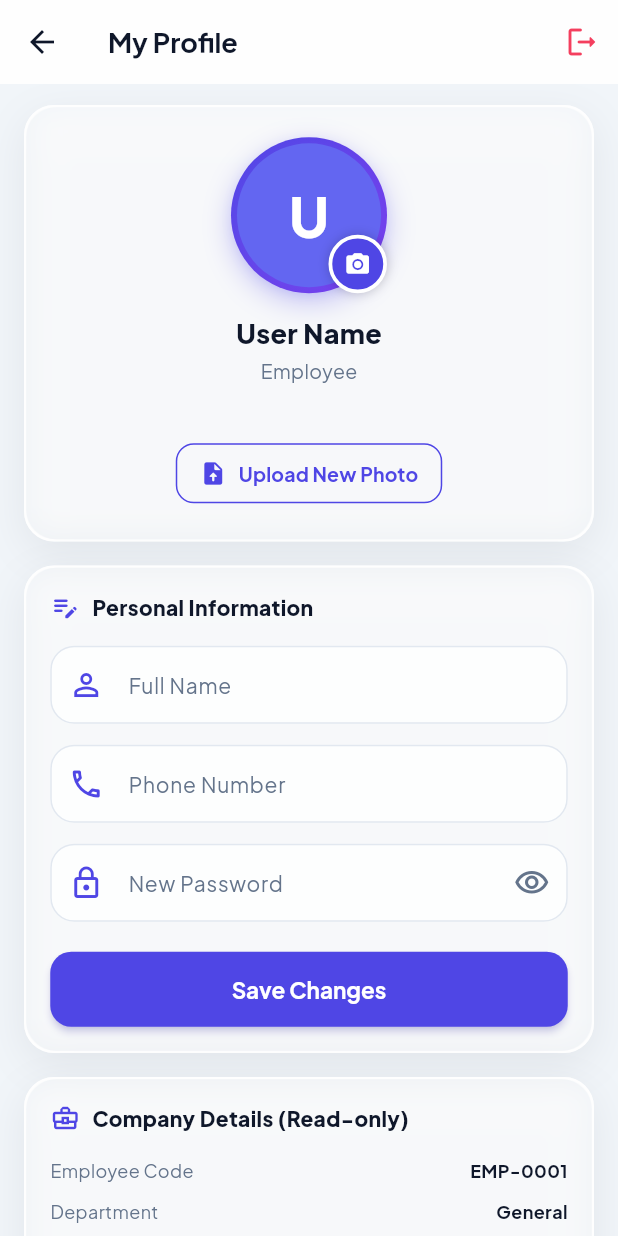
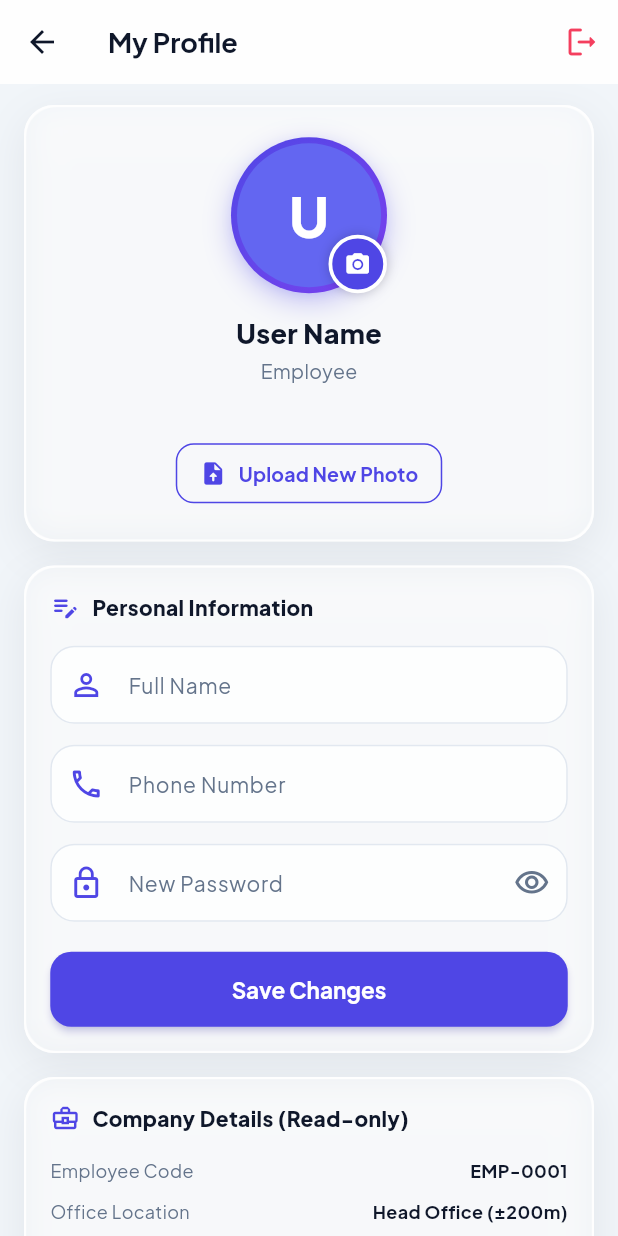
Before and after one commit to Mahmudul-Islam-Ovi/attendance-hub, a Flutter app: the ProfileScreen screen opened directly, on a phone screen of 412 x 824 dp. Run offline on Flutter 3.47's test engine with Material 3 defaults, Android fonts, the phone set to English and light mode, and no system bars; our stand-ins replace geolocator, google_fonts, image_picker, qr_flutter, shared_preferences; missing offline and left inert: mobile_scanner; accounts and stored records are empty.

Commit message:
fix: sync Head Office location across mobile app and web, add cors options

```diff
--- a/flutter/lib/models/user_model.dart
+++ b/flutter/lib/models/user_model.dart
@@ -15,6 +15,11 @@ class UserModel {
   final String shiftStart;
   final String shiftEnd;
   final double basicSalary;
+  final String? officeLocationName;
+  final String? officeLocationAddress;
+  final double? officeLocationLat;
+  final double? officeLocationLng;
+  final int? officeLocationRadius;
 
   UserModel({
     required this.id,
@@ -33,6 +38,11 @@ class UserModel {
     this.shiftStart = '09:00',
     this.shiftEnd = '18:00',
     this.basicSalary = 0,
+    this.officeLocationName,
+    this.officeLocationAddress,
+    this.officeLocationLat,
+    this.officeLocationLng,
+    this.officeLocationRadius,
   });
 
   bool get isAdmin => [
@@ -64,6 +74,33 @@ class UserModel {
       deptCol = json['departmentColor'];
     }
 
+    String? offName;
+    String? offAddr;
+    double? offLat;
+    double? offLng;
+    int? offRad;
+
+    if (json['officeLocation'] is Map) {
+      offName = json['officeLocation']['name'];
+      offAddr = json['officeLocation']['address'];
+      offLat = (json['officeLocation']['latitude'] as num?)?.toDouble();
+      offLng = (json['officeLocation']['longitude'] as num?)?.toDouble();
+      offRad = (json['officeLocation']['radiusMeters'] as num?)?.toInt();
+    } else if (json['officeLocationName'] != null) {
+      offName = json['officeLocationName'];
+      offAddr = json['officeLocationAddress'];
+      offLat = (json['officeLocationLat'] as num?)?.toDouble();
+      offLng = (json['officeLocationLng'] as num?)?.toDouble();
+      offRad = (json['officeLocationRadius'] as num?)?.toInt();
+    }
+
+    // Default fallback to Head Office
+    offName ??= 'Head Office';
+    offAddr ??= 'Main building, Dhaka';
+    offLat ??= 23.7330;
+    offLng ??= 90.4172;
+    offRad ??= 200;
+
     return UserModel(
       id: json['id'] ?? '',
       employeeCode: json['employeeCode'] ?? '',
@@ -81,6 +118,11 @@ class UserModel {
       shiftStart: json['shiftStart'] ?? '09:00',
       shiftEnd: json['shiftEnd'] ?? '18:00',
       basicSalary: (json['basicSalary'] as num?)?.toDouble() ?? 0.0,
+      officeLocationName: offName,
+      officeLocationAddress: offAddr,
+      officeLocationLat: offLat,
+      officeLocationLng: offLng,
+      officeLocationRadius: offRad,
     );
   }
 
@@ -102,6 +144,11 @@ class UserModel {
       'shiftStart': shiftStart,
       'shiftEnd': shiftEnd,
       'basicSalary': basicSalary,
+      'officeLocationName': officeLocationName,
+      'officeLocationAddress': officeLocationAddress,
+      'officeLocationLat': officeLocationLat,
+      'officeLocationLng': officeLocationLng,
+      'officeLocationRadius': officeLocationRadius,
     };
   }
 }
--- a/flutter/lib/screens/attendance_punch_screen.dart
+++ b/flutter/lib/screens/attendance_punch_screen.dart
@@ -796,9 +796,9 @@ class _AttendancePunchScreenState extends State<AttendancePunchScreen> with Sing
             ),
           ),
           const SizedBox(height: 14),
-          const Text(
-            'GPS punch validates presence within 200m of Main Office HQ.',
-            style: TextStyle(fontSize: 11, color: AppColors.textMuted),
+          Text(
+            'GPS punch validates presence within ${user?.officeLocationRadius ?? 200}m of ${user?.officeLocationName ?? "Head Office"}.',
+            style: const TextStyle(fontSize: 12, color: AppColors.textMuted, fontWeight: FontWeight.w600),
             textAlign: TextAlign.center,
           ),
           const SizedBox(height: 20),
--- a/flutter/lib/screens/profile_screen.dart
+++ b/flutter/lib/screens/profile_screen.dart
@@ -477,6 +477,7 @@ class _ProfileScreenState extends State<ProfileScreen> {
                   ),
                   const SizedBox(height: 12),
                   _buildInfoRow('Employee Code', user?.employeeCode ?? 'EMP-0001'),
+                  _buildInfoRow('Office Location', '${user?.officeLocationName ?? "Head Office"} (±${user?.officeLocationRadius ?? 200}m)'),
                   _buildInfoRow('Department', user?.departmentName ?? 'General'),
                   _buildInfoRow('Designation', user?.designation ?? 'Staff'),
                   _buildInfoRow('System Role', user?.role ?? 'EMPLOYEE'),
```
Also changed, not shown: flutter/lib/services/workflow_service.dart (+18 -2 lines), 2 other files.
